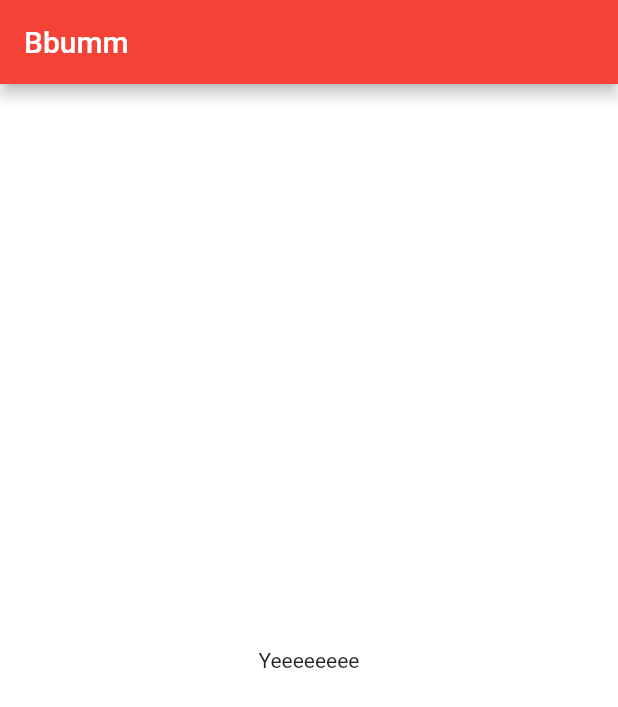
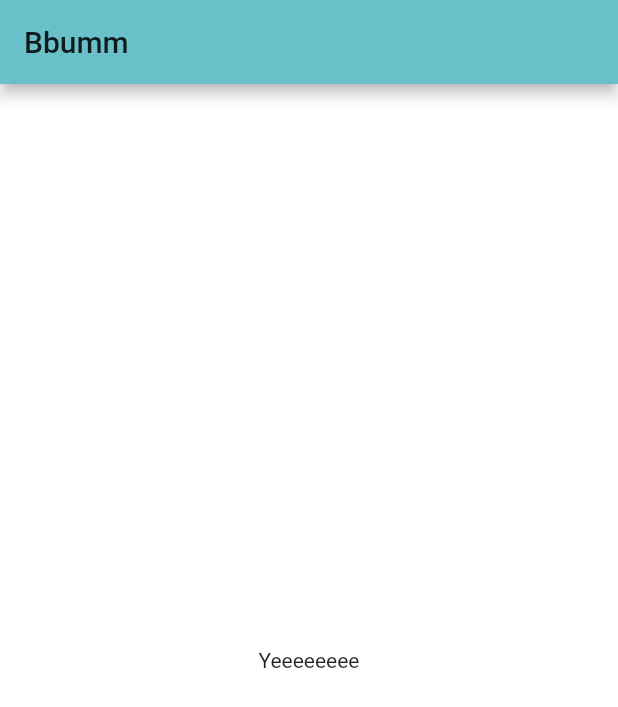
Before and after one commit to YUNHANKYU/HousekeepingBook, a Flutter app: the screen it shows after launch, on a phone screen of 412 x 824 dp. Shown: the top 707 px of the screen. Run offline on Flutter 3.47's test engine with Material 2 defaults, Android fonts, the phone set to English and light mode, and no system bars.

Commit message:
[UPDATE] edit primary color

```diff
--- a/lib/app.dart
+++ b/lib/app.dart
@@ -23,7 +23,7 @@ class Bbumm extends StatelessWidget {
       },
       title: 'Bbumm',
       theme: ThemeData(
-        primaryColor: Colors.red,
+        primaryColor: Color.fromRGBO(105, 192, 201, 1),
         primarySwatch: Colors.blue,
         scaffoldBackgroundColor: Colors.white,
       ),
```
